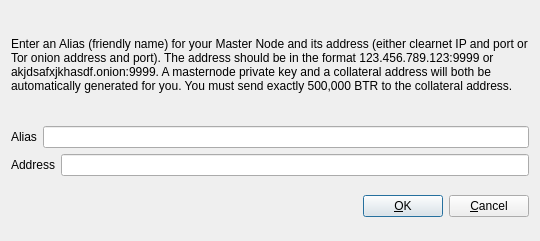
Qt form src/qt/forms/addeditadrenalinenode.ui (BitRewardsCoin/BitRewards) before a commit.
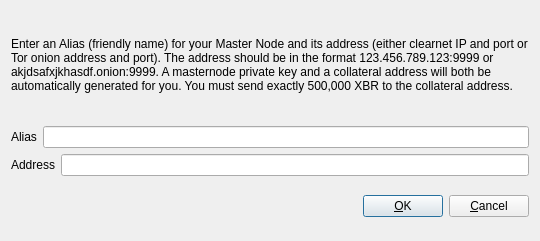
The same form after that commit.

```diff
--- a/src/qt/forms/addeditadrenalinenode.ui
+++ b/src/qt/forms/addeditadrenalinenode.ui
@@ -34,7 +34,7 @@
         </sizepolicy>
        </property>
        <property name="text">
-        <string>&lt;html&gt;&lt;head/&gt;&lt;body&gt;&lt;p&gt;Enter an Alias (friendly name) for your Master Node and its address (either clearnet IP and port or Tor onion address and port).  The address should be in the format 123.456.789.123:9999 or akjdsafxjkhasdf.onion:9999.  A masternode private key and a collateral address will both be automatically generated for you.  You must send exactly 500,000 BTR to the collateral address.&lt;/p&gt;&lt;/body&gt;&lt;/html&gt;</string>
+        <string>&lt;html&gt;&lt;head/&gt;&lt;body&gt;&lt;p&gt;Enter an Alias (friendly name) for your Master Node and its address (either clearnet IP and port or Tor onion address and port).  The address should be in the format 123.456.789.123:9999 or akjdsafxjkhasdf.onion:9999.  A masternode private key and a collateral address will both be automatically generated for you.  You must send exactly 500,000 XBR to the collateral address.&lt;/p&gt;&lt;/body&gt;&lt;/html&gt;</string>
        </property>
        <property name="wordWrap">
         <bool>true</bool>
```
